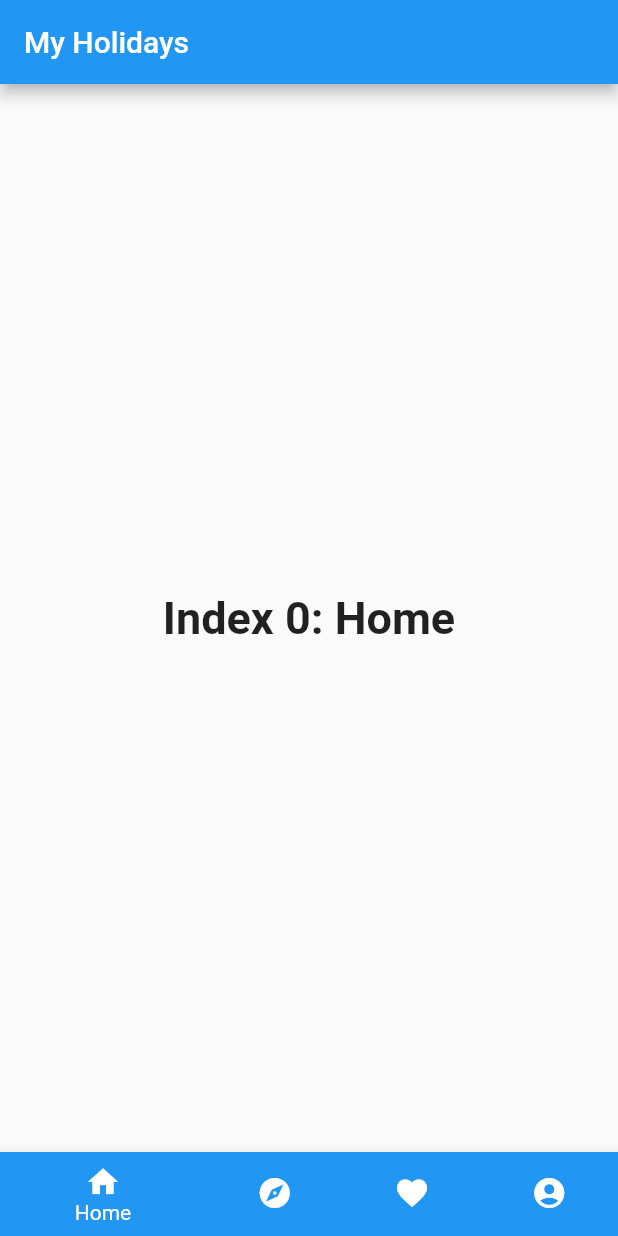
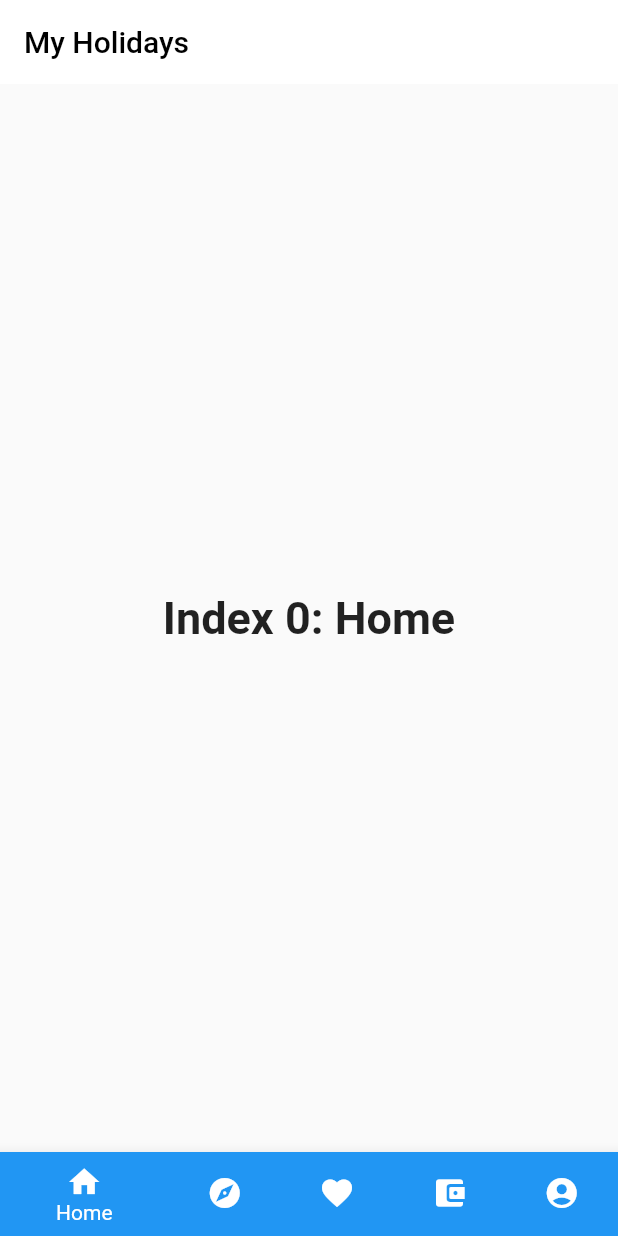
Before and after one commit to mrusso99/My-Holidays, a Flutter app: the screen it shows after launch, on a phone screen of 412 x 824 dp. Run offline on Flutter 3.47's test engine with Material 2 defaults, Android fonts, the phone set to English and light mode, and no system bars.

Commit message:
First roadmap + Fix ui

```diff
--- a/lib/main.dart
+++ b/lib/main.dart
@@ -10,7 +10,7 @@ class MyApp extends StatelessWidget {
 
   @override
   Widget build(BuildContext context) {
-    return const MaterialApp(
+    return  MaterialApp(
       title: _title,
       home: MyStatefulWidget(),
     );
@@ -30,7 +30,7 @@ class _MyStatefulWidgetState extends State<MyStatefulWidget> {
   int _selectedIndex = 0;
   static const TextStyle optionStyle =
       TextStyle(fontSize: 30, fontWeight: FontWeight.bold);
-  static const List<Widget> _widgetOptions = <Widget>[
+   List<Widget> _widgetOptions = <Widget>[
     Text(
       'Index 0: Home',
       style: optionStyle,
@@ -43,10 +43,22 @@ class _MyStatefulWidgetState extends State<MyStatefulWidget> {
     'Index 2: Favorite',
     style: optionStyle,
     ),
-    Text(
-      'Index 3: Profile',
-      style: optionStyle,
-    ),
+    Column(
+      mainAxisAlignment: MainAxisAlignment.start,
+      children:[
+        Card(
+          child: ListTile(
+            leading: Icon(Icons.settings),
+            title: Text('Impostazioni App'),
+          ),
+        ),
+        ]
+      ),
+      Text(
+        'Index 3: Wallet',
+        style: optionStyle,
+      ),
+
   ];
 
   void _onItemTapped(int index) {
@@ -60,12 +72,15 @@ class _MyStatefulWidgetState extends State<MyStatefulWidget> {
     return Scaffold(
       appBar: AppBar(
         title: const Text('My Holidays'),
+        backgroundColor: Colors.white,
+        foregroundColor: Colors.black,
+        elevation: 0,
       ),
       body: Center(
         child: _widgetOptions.elementAt(_selectedIndex),
       ),
       bottomNavigationBar: BottomNavigationBar(
-        items: const <BottomNavigationBarItem>[
+        items: <BottomNavigationBarItem>[
           BottomNavigationBarItem(
             backgroundColor:Colors.blue,
             icon: Icon(Icons.home),
@@ -82,10 +97,16 @@ class _MyStatefulWidgetState extends State<MyStatefulWidget> {
             label: 'Favorite',
           ),
           BottomNavigationBarItem(
+            backgroundColor: Colors.greenAccent,
+            icon: Icon(Icons.account_balance_wallet_rounded),
+            label: 'Wallet',
+          ),
+          BottomNavigationBarItem(
             backgroundColor: Colors.blueGrey,
             icon: Icon(Icons.account_circle_rounded),
             label: 'Profile',
           ),
+
         ],
         currentIndex: _selectedIndex,
         selectedItemColor: Colors.white,
```
Also changed, not shown: 1 other file.
